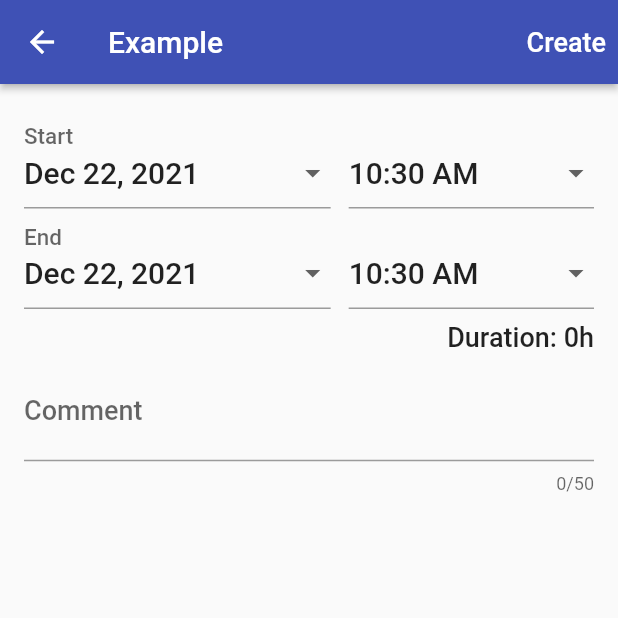
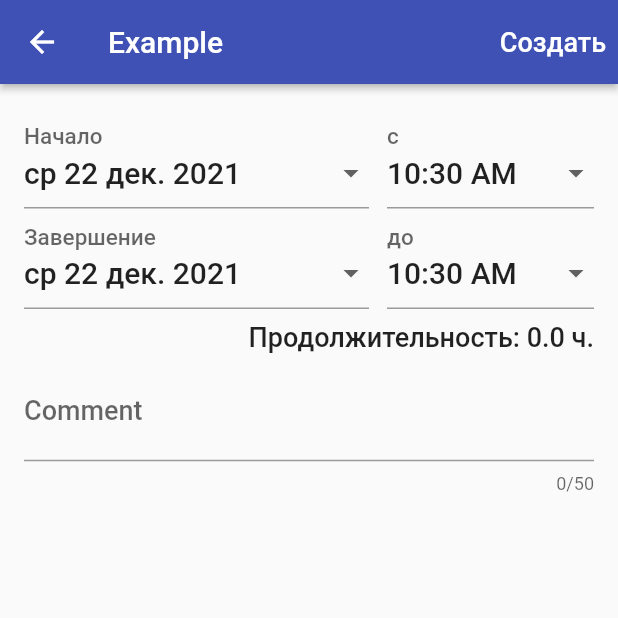
Before and after one commit to IgorFedoseev/queue_for_you, a Flutter app: the EntryPage screen opened directly with empty values, on a phone screen of 412 x 824 dp, the top half of it. Run offline on Flutter 3.47's test engine with Material 2 defaults, Android fonts, the phone set to English and light mode, and no system bars; our stand-ins replace cloud_firestore, firebase_auth, firebase_core, google_sign_in; missing offline and left inert: flutter_login_facebook; accounts and stored records are empty.

Commit message:
Adding work schedules to FireStore

```diff
--- a/lib/app/home/jobs/edit_job_page.dart
+++ b/lib/app/home/jobs/edit_job_page.dart
@@ -38,7 +38,7 @@ class _EditJobPageState extends State<EditJobPage> {
     super.initState();
     if (widget.job != null) {
       _name = widget.job?.name;
-      _ratePerHour = widget.job?.ratePerHour;
+      _ratePerHour = widget.job?.price;
     }
   }
 
@@ -72,7 +72,7 @@ class _EditJobPageState extends State<EditJobPage> {
           );
         } else {
           final id = widget.job?.id ?? documentIdFromCurrentDate();
-          final job = Job(name: _name, ratePerHour: _ratePerHour, id: id);
+          final job = Job(name: _name, price: _ratePerHour, id: id);
           await widget.database.setJob(job);
           Navigator.of(context).pop();
         }
--- a/lib/app/home/models/entry.dart
+++ b/lib/app/home/models/entry.dart
@@ -2,14 +2,12 @@
 class Entry {
   Entry({
     required this.id,
-    required this.jobId,
     required this.start,
     required this.end,
     this.comment,
   });
 
   String? id;
-  String jobId;
   DateTime start;
   DateTime end;
   String? comment;
@@ -22,7 +20,6 @@ class Entry {
     final int endMilliseconds = value['end'];
     return Entry(
       id: id,
-      jobId: value['jobId'],
       start: DateTime.fromMillisecondsSinceEpoch(startMilliseconds),
       end: DateTime.fromMillisecondsSinceEpoch(endMilliseconds),
       comment: value['comment'],
@@ -31,7 +28,6 @@ class Entry {
 
   Map<String, dynamic> toMap() {
     return <String, dynamic>{
-      'jobId': jobId,
       'start': start.millisecondsSinceEpoch,
       'end': end.millisecondsSinceEpoch,
       'comment': comment,
--- a/lib/app/home/models/job.dart
+++ b/lib/app/home/models/job.dart
@@ -1,15 +1,15 @@
 class Job {
-  Job({ required this.id, required this.name, required this.ratePerHour});
+  Job({ required this.id, required this.name, required this.price});
   final String? name;
-  final int? ratePerHour;
+  final int? price;
   final String? id;
 
   factory Job.fromMap(Map<String, dynamic> data, String documentID){
     final String name = data['name'];
-    final int ratePerHour = data['ratePerHour'];
+    final int price = data['price'];
     return Job(
       name: name,
-      ratePerHour: ratePerHour,
+      price: price,
       id: documentID,
     );
   }
@@ -17,7 +17,7 @@ class Job {
   Map<String, dynamic> toMap() {
     return {
       'name': name,
-      'ratePerHour': ratePerHour,
+      'price': price,
     };
   }
 }
--- a/lib/app/home/schedule/andrea_entrie_page.dart
+++ b/lib/app/home/schedule/andrea_entrie_page.dart
@@ -5,22 +5,21 @@ import 'package:flutter/services.dart';
 import 'package:new_time_tracker_course/common_widgets/date_time_picker.dart';
 import 'package:new_time_tracker_course/app/home/schedule/format.dart';
 import 'package:new_time_tracker_course/app/home/models/entry.dart';
-import 'package:new_time_tracker_course/app/home/models/job.dart';
 import 'package:new_time_tracker_course/common_widgets/show_exception_alert_dialog.dart';
 import 'package:new_time_tracker_course/services/database.dart';
+import 'package:intl/date_symbol_data_local.dart';
 
 class EntryPage extends StatefulWidget {
-  const EntryPage({Key? key, required this.database, this.job, this.entry}) : super(key: key);
+  const EntryPage({Key? key, required this.database, this.entry})
+      : super(key: key);
   final Database database;
-  final Job? job;
   final Entry? entry;
 
-  static Future<void> show(
-      BuildContext context, Database database, Job job, Entry entry) async {
+  static Future<void> show(BuildContext context, Database database,
+      {Entry? entry}) async {
     await Navigator.of(context, rootNavigator: true).push(
       MaterialPageRoute(
-        builder: (context) =>
-            EntryPage(database: database, job: job, entry: entry),
+        builder: (context) => EntryPage(database: database, entry: entry),
         fullscreenDialog: true,
       ),
     );
@@ -40,6 +39,7 @@ class _EntryPageState extends State<EntryPage> {
   @override
   void initState() {
     super.initState();
+    initializeDateFormatting();
     final start = widget.entry?.start ?? DateTime.now();
     _startDate = DateTime(start.year, start.month, start.day);
     _startTime = TimeOfDay.fromDateTime(start);
@@ -51,26 +51,48 @@ class _EntryPageState extends State<EntryPage> {
     _comment = widget.entry?.comment ?? '';
   }
 
-  Entry _entryFromState() {
-
-    final start = DateTime(_startDate.year, _startDate.month, _startDate.day,
-        _startTime.hour, _startTime.minute);
-    final end = DateTime(_endDate.year, _endDate.month, _endDate.day,
-        _endTime.hour, _endTime.minute);
-    final id = widget.entry?.id ?? documentIdFromCurrentDate();
-    return Entry(
-      id: id,
-      jobId: '_',
-      start: start,
-      end: end,
-      comment: _comment,
-    );
-  }
+  // Entry _entryFromState() {
+  //   final timeStart = DateTime(_startDate.year, _startDate.month, _startDate.day,
+  //       _startTime.hour, _startTime.minute);
+  //   final timeEnd = DateTime(_endDate.year, _endDate.month, _endDate.day,
+  //       _endTime.hour, _endTime.minute);
+  //   final allTheTime = timeStart.millisecondsSinceEpoch - timeEnd.millisecondsSinceEpoch;
+  //   final int daysNumber = timeEnd.difference(timeStart).inHours.toDouble() ~/ 24.0;
+  //   final oneDayTime = allTheTime - allTheTime ~/ (daysNumber * 86400000);
+  //   var start = timeStart.millisecondsSinceEpoch;
+  //   var end = start + oneDayTime;
+  //   final id = widget.entry?.id ?? documentIdFromCurrentDate();
+  //
+  //   // return Entry(
+  //   //   id: id,
+  //   //   start: start,
+  //   //   end: end,
+  //   //   comment: _comment,
+  //   // );
+  // }
 
   Future<void> _setEntryAndDismiss(BuildContext context) async {
     try {
-      final entry = _entryFromState();
-      await widget.database.setEntry(entry);
+      final timeStart = DateTime(_startDate.year, _startDate.month, _startDate.day,
+          _startTime.hour, _startTime.minute);
+      final timeEnd = DateTime(_endDate.year, _endDate.month, _endDate.day,
+          _endTime.hour, _endTime.minute);
+      final allTheTime = timeEnd.millisecondsSinceEpoch - timeStart.millisecondsSinceEpoch;
+      final daysNumber = (allTheTime ~/ 86400000) + 1;
+      final oneDayTime = allTheTime - ((daysNumber - 1) * 86400000);
+      var start = timeStart.millisecondsSinceEpoch;
+      var end = start + oneDayTime;
+      final millisecondsNumbers = daysNumber * 86400000;
+      for (int i = 0; i < millisecondsNumbers; i += 86400000) {
+        final id = widget.entry?.id ?? '${documentIdFromCurrentDate()} + $i';
+        final entry = Entry(
+          id: id,
+          start: DateTime.fromMillisecondsSinceEpoch(start + i),
+          end: DateTime.fromMillisecondsSinceEpoch(end + i),
+          comment: _comment,
+        );
+        await widget.database.setEntry(entry);
+      }
       Navigator.of(context).pop();
     } on FirebaseException catch (e) {
       showExceptionAlertDialog(
@@ -90,7 +112,7 @@ class _EntryPageState extends State<EntryPage> {
         actions: <Widget>[
           TextButton(
             child: Text(
-              widget.entry != null ? 'Update' : 'Create',
+              widget.entry != null ? 'Редактировать' : 'Создать',
               style: const TextStyle(fontSize: 18.0, color: Colors.white),
             ),
             onPressed: () => _setEntryAndDismiss(context),
@@ -119,7 +141,8 @@ class _EntryPageState extends State<EntryPage> {
 
   Widget _buildStartDate() {
     return DateTimePicker(
-      labelText: 'Start',
+      firstLabelText: 'Начало',
+      secondLabelText: 'с',
       selectedDate: _startDate,
       selectedTime: _startTime,
       onSelectedDate: (date) => setState(() => _startDate = date),
@@ -129,7 +152,8 @@ class _EntryPageState extends State<EntryPage> {
 
   Widget _buildEndDate() {
     return DateTimePicker(
-      labelText: 'End',
+      firstLabelText: 'Завершение',
+      secondLabelText: 'до',
       selectedDate: _endDate,
       selectedTime: _endTime,
       onSelectedDate: (date) => setState(() => _endDate = date),
@@ -138,13 +162,19 @@ class _EntryPageState extends State<EntryPage> {
   }
 
   Widget _buildDuration() {
-    final currentEntry = _entryFromState();
-    final durationFormatted = Format.hours(currentEntry.durationInHours);
+    final timeStart = DateTime(_startDate.year, _startDate.month, _startDate.day,
+        _startTime.hour, _startTime.minute);
+    final timeEnd = DateTime(_endDate.year, _endDate.month, _endDate.day,
+        _endTime.hour, _endTime.minute);
+    final allTheTime = timeEnd.millisecondsSinceEpoch - timeStart.millisecondsSinceEpoch;
+    final daysNumber = (allTheTime ~/ 86400000) + 1;
+    final oneDayTime = allTheTime - ((daysNumber - 1) * 86400000);
+    final durationFormatted = ((oneDayTime / 3600000) * 10 ~/ 1) / 10;
     return Row(
       mainAxisAlignment: MainAxisAlignment.end,
       children: <Widget>[
         Text(
-          'Duration: $durationFormatted',
+          'Продолжительность: $durationFormatted ч.',
           style: const TextStyle(fontSize: 18.0, fontWeight: FontWeight.w500),
           maxLines: 1,
           overflow: TextOverflow.ellipsis,
--- a/lib/app/home/schedule/format.dart
+++ b/lib/app/home/schedule/format.dart
@@ -5,11 +5,11 @@ class Format {
     final hoursNotNegative = hours < 0.0 ? 0.0 : hours;
     final formatter = NumberFormat.decimalPattern();
     final formatted = formatter.format(hoursNotNegative);
-    return '${formatted}h';
+    return '$formatted ч.';
   }
 
   static String date(DateTime date) {
-    return DateFormat.yMMMd().format(date);
+    return DateFormat('E dd MMM yyyy ', 'ru').format(date);
   }
 
   static String dayOfWeek(DateTime date) {
--- a/lib/common_widgets/date_time_picker.dart
+++ b/lib/common_widgets/date_time_picker.dart
@@ -7,14 +7,16 @@ import 'package:new_time_tracker_course/common_widgets/input_dropdown.dart';
 class DateTimePicker extends StatelessWidget {
   const DateTimePicker({
     Key? key,
-    this.labelText,
+    this.firstLabelText,
+    this.secondLabelText,
     required this.selectedDate,
     required this.selectedTime,
     required this.onSelectedDate,
     required this.onSelectedTime,
   }) : super(key: key);
 
-  final String? labelText;
+  final String? secondLabelText;
+  final String? firstLabelText;
   final DateTime selectedDate;
   final TimeOfDay selectedTime;
   final ValueChanged<DateTime> onSelectedDate;
@@ -23,9 +25,11 @@ class DateTimePicker extends StatelessWidget {
   Future<void> _selectDate(BuildContext context) async {
     final pickedDate = await showDatePicker(
       context: context,
+      helpText: 'ВЫБЕРИТЕ ДАТУ',
       initialDate: selectedDate,
-      firstDate: DateTime(2020, 1),
+      firstDate: DateTime.now(),
       lastDate: DateTime(2100),
+        cancelText: 'Отмена',
     );
     if (pickedDate != null && pickedDate != selectedDate) {
       onSelectedDate(pickedDate);
@@ -33,8 +37,10 @@ class DateTimePicker extends StatelessWidget {
   }
 
   Future<void> _selectTime(BuildContext context) async {
-    final pickedTime =
-        await showTimePicker(context: context, initialTime: selectedTime);
+    final pickedTime = await showTimePicker(
+      context: context,
+      initialTime: selectedTime,
+    );
     if (pickedTime != null && pickedTime != selectedTime) {
       onSelectedTime(pickedTime);
     }
@@ -50,7 +56,7 @@ class DateTimePicker extends StatelessWidget {
         Expanded(
           flex: 5,
           child: InputDropdown(
-            labelText: labelText,
+            labelText: firstLabelText,
             valueText: Format.date(selectedDate),
             valueStyle: valueStyle,
             onPressed: () => _selectDate(context),
@@ -58,8 +64,9 @@ class DateTimePicker extends StatelessWidget {
         ),
         const SizedBox(width: 12.0),
         Expanded(
-          flex: 4,
+          flex: 3,
           child: InputDropdown(
+            labelText: secondLabelText,
             valueText: selectedTime.format(context),
             valueStyle: valueStyle,
             onPressed: () => _selectTime(context),
```
Also changed, not shown: lib/app/email_sign_in_form_change_notifier.dart (+5 -3 lines), lib/app/home/schedule/schedule_page.dart (+5 -2 lines), lib/services/firestore_service.dart (+8 -6 lines).
